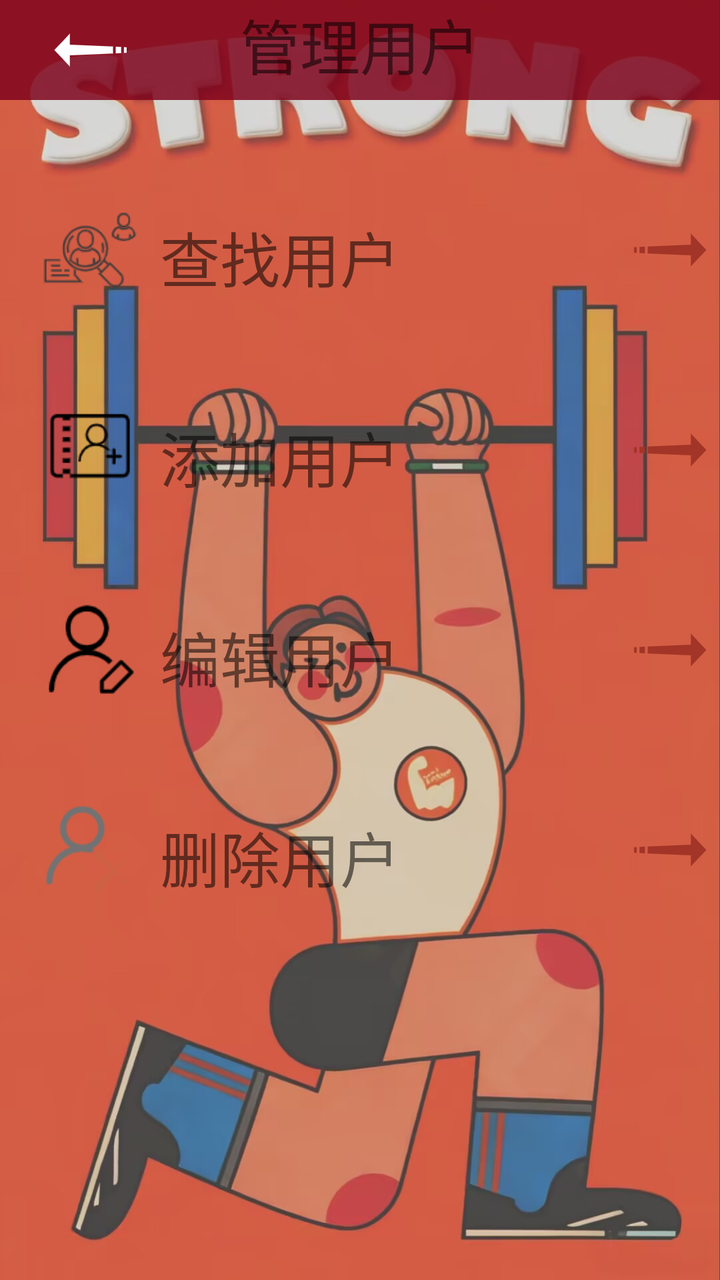
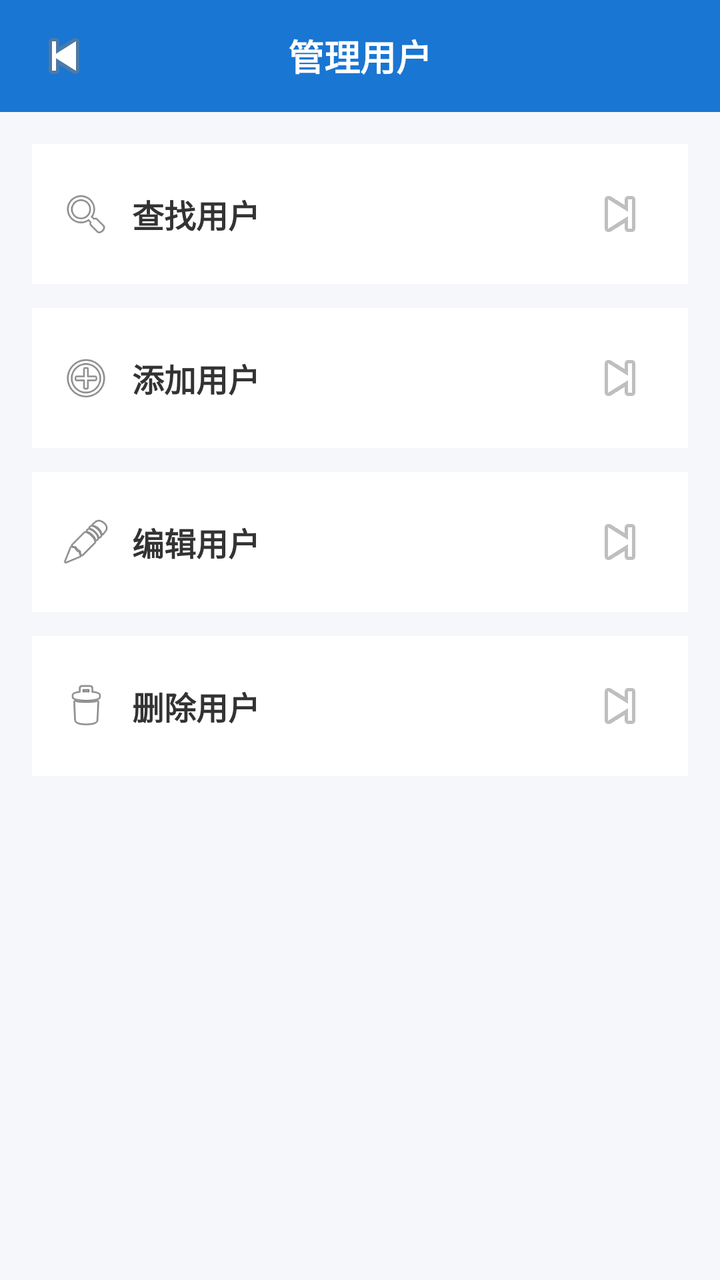

Two renders of the same Android screen: before a commit and after it. Below are the layout's source before the change and the commit's diff.
<!-- AndroidManifest.xml: application theme AppTheme -->
<!-- res/layout/activity_admin_manager_user.xml -->
<?xml version="1.0" encoding="utf-8"?>
<LinearLayout xmlns:android="http://schemas.android.com/apk/res/android"
    xmlns:app="http://schemas.android.com/apk/res-auto"
    xmlns:tools="http://schemas.android.com/tools"
    android:layout_width="match_parent"
    android:layout_height="match_parent"
    android:orientation="vertical"
    android:background="@drawable/i4"
    tools:context="com.example.administrator.sportmanager.admin.houtai_admin.admin_manager_user">

    <RelativeLayout
        android:layout_width="match_parent"
        android:layout_height="50dp"
        android:background="#D77F041D">

        <TextView
            android:layout_marginTop="0dp"
            android:layout_width="match_parent"
            android:layout_height="wrap_content"
            android:gravity="center_horizontal"
            android:text="管理用户"
            android:textSize="30sp" />

        <ImageButton
            android:id="@+id/manreader_back"
            android:layout_width="50dp"
            android:layout_height="50dp"
            android:layout_alignParentLeft="true"
            android:layout_alignParentStart="true"
            android:layout_centerVertical="true"
            android:layout_marginLeft="20dp"
            android:background="@color/transparent"
            app:srcCompat="@mipmap/left_arrow" />

    </RelativeLayout>
    <RelativeLayout
        android:layout_marginTop="50dp"
        android:layout_marginLeft="20dp"
        android:layout_width="match_parent"
        android:layout_height="wrap_content"
        android:layout_gravity="center_vertical"

        android:orientation="horizontal">

        <ImageView
            android:id="@+id/selectreader"
            android:layout_width="50dp"
            android:layout_height="50dp"
            android:layout_alignParentLeft="true"
            android:background="@color/transparent"
            android:src="@mipmap/select_reader" />

        <TextView
            android:layout_width="wrap_content"
            android:layout_height="wrap_content"
            android:layout_marginLeft="10dp"
            android:layout_alignBottom="@+id/selectreader"
            android:layout_toEndOf="@+id/selectreader"
            android:layout_toRightOf="@+id/selectreader"
            android:gravity="center_vertical"
            android:text="查找用户"
            android:textSize="30sp" />

        <ImageButton
            android:id="@+id/ad_selctreader"
            android:layout_width="50dp"
            android:layout_height="50dp"
            android:layout_alignParentRight="true"
            android:layout_gravity="right"
            android:background="@color/transparent"
            android:src="@mipmap/right_arrow" />

    </RelativeLayout>

    <RelativeLayout
        android:layout_marginTop="50dp"
        android:layout_marginLeft="20dp"
        android:layout_width="match_parent"
        android:layout_height="wrap_content"
        android:layout_gravity="center_vertical"

        android:orientation="horizontal">

        <ImageView
            android:id="@+id/addreader"
            android:layout_width="50dp"
            android:layout_height="50dp"
            android:layout_alignParentLeft="true"
            android:background="@color/transparent"
            android:src="@mipmap/add_reader" />

        <TextView
            android:layout_width="wrap_content"
            android:layout_height="wrap_content"
            android:layout_marginLeft="10dp"
            android:layout_alignBottom="@+id/addreader"
            android:layout_toEndOf="@+id/addreader"
            android:layout_toRightOf="@+id/addreader"
            android:gravity="center_vertical"
            android:text="添加用户"
            android:textSize="30sp" />

        <ImageButton
            android:id="@+id/ad_addreader"
            android:layout_width="50dp"
            android:layout_height="50dp"
            android:layout_alignParentRight="true"
            android:layout_gravity="right"
            android:background="@color/transparent"
            android:src="@mipmap/right_arrow" />

    </RelativeLayout>

    <RelativeLayout
        android:layout_marginTop="50dp"
        android:layout_marginLeft="20dp"
        android:layout_width="match_parent"
        android:layout_height="wrap_content"
        android:layout_gravity="center_vertical"

        android:orientation="horizontal">

        <ImageView
            android:id="@+id/editReader"
            android:layout_width="50dp"
            android:layout_height="50dp"
            android:background="@color/transparent"
            android:src="@mipmap/edit_reader" />

        <TextView
            android:layout_width="wrap_content"
            android:layout_height="wrap_content"
            android:layout_marginLeft="10dp"
            android:layout_alignBottom="@id/editReader"
            android:layout_toEndOf="@id/editReader"
            android:layout_toRightOf="@id/editReader"
            android:text="编辑用户"
            android:textSize="30sp" />

        <ImageButton
            android:id="@+id/ad_editReader"
            android:layout_width="50dp"
            android:layout_height="50dp"
            android:layout_alignParentRight="true"
            android:layout_gravity="right"
            android:background="@color/transparent"
            android:src="@mipmap/right_arrow" />
    </RelativeLayout>

    <RelativeLayout
        android:layout_marginTop="50dp"
        android:layout_marginLeft="20dp"
        android:layout_width="match_parent"
        android:layout_height="wrap_content"
        android:layout_gravity="center_vertical"

        android:orientation="horizontal">

        <ImageView
            android:id="@+id/deleteReader"
            android:layout_width="50dp"
            android:layout_height="50dp"
            android:background="@color/transparent"
            android:src="@mipmap/delete_reader" />

        <TextView
            android:layout_width="wrap_content"
            android:layout_height="wrap_content"
            android:layout_marginLeft="10dp"
            android:layout_alignBottom="@id/deleteReader"
            android:layout_toEndOf="@id/deleteReader"
            android:layout_toRightOf="@id/deleteReader"
            android:text="删除用户"
            android:textSize="30sp"

            />

        <ImageButton
            android:id="@+id/ad_deleteReader"
            android:layout_width="50dp"
            android:layout_height="50dp"
            android:layout_alignParentRight="true"
            android:layout_gravity="right"
            android:background="@color/transparent"
            android:src="@mipmap/right_arrow" />
    </RelativeLayout>
</LinearLayout>
<!-- resources referenced by this layout -->
<resources>
  <color name="transparent">#00000000</color>
  <!-- drawable i4: jpg bitmap (drawable, 135880 bytes) -->
  <!-- mipmap add_reader: png bitmap (mipmap-xxhdpi, 1401 bytes) -->
  <!-- mipmap delete_reader: png bitmap (mipmap-xxhdpi, 3020 bytes) -->
  <!-- mipmap edit_reader: png bitmap (mipmap-xxhdpi, 2072 bytes) -->
  <!-- mipmap left_arrow: png bitmap (mipmap-xxhdpi, 874 bytes) -->
  <!-- mipmap right_arrow: png bitmap (mipmap-xxhdpi, 1326 bytes) -->
  <!-- mipmap select_reader: png bitmap (mipmap-xxhdpi, 3807 bytes) -->
  <style name="AppTheme" parent="Theme.MaterialComponents.Light.NoActionBar">
          <item name="colorPrimary">#81041D</item>
          <item name="colorPrimaryVariant">#80041D</item>
          <item name="colorSecondary">#81041D</item>
      </style>
</resources>

<!-- the commit's change to res/layout/activity_admin_manager_user.xml (unified diff, before → after) -->
@@ -1,187 +1,172 @@
 <?xml version="1.0" encoding="utf-8"?>
 <LinearLayout xmlns:android="http://schemas.android.com/apk/res/android"
-    xmlns:app="http://schemas.android.com/apk/res-auto"
-    xmlns:tools="http://schemas.android.com/tools"
     android:layout_width="match_parent"
     android:layout_height="match_parent"
-    android:orientation="vertical"
-    android:background="@drawable/i4"
-    tools:context="com.example.administrator.sportmanager.admin.houtai_admin.admin_manager_user">
+    android:background="#F6F7FB"
+    android:orientation="vertical">
 
+    
     <RelativeLayout
         android:layout_width="match_parent"
-        android:layout_height="50dp"
-        android:background="#D77F041D">
-
-        <TextView
-            android:layout_marginTop="0dp"
-            android:layout_width="match_parent"
-            android:layout_height="wrap_content"
-            android:gravity="center_horizontal"
-            android:text="管理用户"
-            android:textSize="30sp" />
+        android:layout_height="56dp"
+        android:background="@color/colorPrimary"
+        android:paddingStart="12dp"
+        android:paddingEnd="12dp">
 
         <ImageButton
             android:id="@+id/manreader_back"
-            android:layout_width="50dp"
-            android:layout_height="50dp"
-            android:layout_alignParentLeft="true"
-            android:layout_alignParentStart="true"
+            android:layout_width="40dp"
+            android:layout_height="40dp"
             android:layout_centerVertical="true"
-            android:layout_marginLeft="20dp"
-            android:background="@color/transparent"
-            app:srcCompat="@mipmap/left_arrow" />
-
-    </RelativeLayout>
-    <RelativeLayout
-        android:layout_marginTop="50dp"
-        android:layout_marginLeft="20dp"
-        android:layout_width="match_parent"
-        android:layout_height="wrap_content"
-        android:layout_gravity="center_vertical"
-
-        android:orientation="horizontal">
-
-        <ImageView
-            android:id="@+id/selectreader"
-            android:layout_width="50dp"
-            android:layout_height="50dp"
-            android:layout_alignParentLeft="true"
-            android:background="@color/transparent"
-            android:src="@mipmap/select_reader" />
+            android:background="@android:color/transparent"
+            android:src="@android:drawable/ic_media_previous" />
 
         <TextView
             android:layout_width="wrap_content"
             android:layout_height="wrap_content"
-            android:layout_marginLeft="10dp"
-            android:layout_alignBottom="@+id/selectreader"
-            android:layout_toEndOf="@+id/selectreader"
-            android:layout_toRightOf="@+id/selectreader"
-            android:gravity="center_vertical"
-            android:text="查找用户"
-            android:textSize="30sp" />
-
-        <ImageButton
-            android:id="@+id/ad_selctreader"
-            android:layout_width="50dp"
-            android:layout_height="50dp"
-            android:layout_alignParentRight="true"
-            android:layout_gravity="right"
-            android:background="@color/transparent"
-            android:src="@mipmap/right_arrow" />
-
+            android:layout_centerInParent="true"
+            android:text="管理用户"
+            android:textColor="@android:color/white"
+            android:textSize="18sp"
+            android:textStyle="bold" />
     </RelativeLayout>
 
-    <RelativeLayout
-        android:layout_marginTop="50dp"
-        android:layout_marginLeft="20dp"
+    <LinearLayout
         android:layout_width="match_parent"
         android:layout_height="wrap_content"
-        android:layout_gravity="center_vertical"
+        android:padding="16dp"
+        android:orientation="vertical">
 
-        android:orientation="horizontal">
+        
+        <LinearLayout
+            android:layout_width="match_parent"
+            android:layout_height="70dp"
+            android:background="@android:color/white"
+            android:gravity="center_vertical"
+            android:padding="14dp"
+            android:orientation="horizontal">
 
-        <ImageView
-            android:id="@+id/addreader"
-            android:layout_width="50dp"
-            android:layout_height="50dp"
-            android:layout_alignParentLeft="true"
-            android:background="@color/transparent"
-            android:src="@mipmap/add_reader" />
+            <ImageView
+                android:layout_width="26dp"
+                android:layout_height="26dp"
+                android:src="@android:drawable/ic_menu_search" />
 
-        <TextView
-            android:layout_width="wrap_content"
-            android:layout_height="wrap_content"
-            android:layout_marginLeft="10dp"
-            android:layout_alignBottom="@+id/addreader"
-            android:layout_toEndOf="@+id/addreader"
-            android:layout_toRightOf="@+id/addreader"
+            <TextView
+                android:layout_width="0dp"
+                android:layout_height="wrap_content"
+                android:layout_weight="1"
+                android:layout_marginStart="10dp"
+                android:text="查找用户"
+                android:textSize="16sp"
+                android:textStyle="bold"
+                android:textColor="#333333" />
+
+            <ImageButton
+                android:id="@+id/ad_selctreader"
+                android:layout_width="40dp"
+                android:layout_height="40dp"
+                android:background="@android:color/transparent"
+                android:src="@android:drawable/ic_media_next" />
+        </LinearLayout>
+
+        
+        <LinearLayout
+            android:layout_width="match_parent"
+            android:layout_height="70dp"
+            android:layout_marginTop="12dp"
+            android:background="@android:color/white"
             android:gravity="center_vertical"
-            android:text="添加用户"
-            android:textSize="30sp" />
+            android:padding="14dp"
+            android:orientation="horizontal">
 
-        <ImageButton
-            android:id="@+id/ad_addreader"
-            android:layout_width="50dp"
-            android:layout_height="50dp"
-            android:layout_alignParentRight="true"
-            android:layout_gravity="right"
-            android:background="@color/transparent"
-            android:src="@mipmap/right_arrow" />
+            <ImageView
+                android:layout_width="26dp"
+                android:layout_height="26dp"
+                android:src="@android:drawable/ic_menu_add" />
 
-    </RelativeLayout>
+            <TextView
+                android:layout_width="0dp"
+                android:layout_height="wrap_content"
+                android:layout_weight="1"
+                android:layout_marginStart="10dp"
+                android:text="添加用户"
+                android:textSize="16sp"
+                android:textStyle="bold"
+                android:textColor="#333333" />
 
-    <RelativeLayout
-        android:layout_marginTop="50dp"
-        android:layout_marginLeft="20dp"
-        android:layout_width="match_parent"
-        android:layout_height="wrap_content"
-        android:layout_gravity="center_vertical"
+            <ImageButton
+                android:id="@+id/ad_addreader"
+                android:layout_width="40dp"
+                android:layout_height="40dp"
+                android:background="@android:color/transparent"
+                android:src="@android:drawable/ic_media_next" />
+        </LinearLayout>
 
-        android:orientation="horizontal">
+        
+        <LinearLayout
+            android:layout_width="match_parent"
+            android:layout_height="70dp"
+            android:layout_marginTop="12dp"
+            android:background="@android:color/white"
+            android:gravity="center_vertical"
+            android:padding="14dp"
+            android:orientation="horizontal">
 
-        <ImageView
-            android:id="@+id/editReader"
-            android:layout_width="50dp"
-            android:layout_height="50dp"
-            android:background="@color/transparent"
-            android:src="@mipmap/edit_reader" />
+            <ImageView
+                android:layout_width="26dp"
+                android:layout_height="26dp"
+                android:src="@android:drawable/ic_menu_edit" />
 
-        <TextView
-            android:layout_width="wrap_content"
-            android:layout_height="wrap_content"
-            android:layout_marginLeft="10dp"
-            android:layout_alignBottom="@id/editReader"
-            android:layout_toEndOf="@id/editReader"
-            android:layout_toRightOf="@id/editReader"
-            android:text="编辑用户"
-            android:textSize="30sp" />
+            <TextView
+                android:layout_width="0dp"
+                android:layout_height="wrap_content"
+                android:layout_weight="1"
+                android:layout_marginStart="10dp"
+                android:text="编辑用户"
+                android:textSize="16sp"
+                android:textStyle="bold"
+                android:textColor="#333333" />
 
-        <ImageButton
-            android:id="@+id/ad_editReader"
-            android:layout_width="50dp"
-            android:layout_height="50dp"
-            android:layout_alignParentRight="true"
-            android:layout_gravity="right"
-            android:background="@color/transparent"
-            android:src="@mipmap/right_arrow" />
-    </RelativeLayout>
+            <ImageButton
+                android:id="@+id/ad_editReader"
+                android:layout_width="40dp"
+                android:layout_height="40dp"
+                android:background="@android:color/transparent"
+                android:src="@android:drawable/ic_media_next" />
+        </LinearLayout>
 
-    <RelativeLayout
-        android:layout_marginTop="50dp"
-        android:layout_marginLeft="20dp"
-        android:layout_width="match_parent"
-        android:layout_height="wrap_content"
-        android:layout_gravity="center_vertical"
+        
+        <LinearLayout
+            android:layout_width="match_parent"
+            android:layout_height="70dp"
+            android:layout_marginTop="12dp"
+            android:background="@android:color/white"
+            android:gravity="center_vertical"
+            android:padding="14dp"
+            android:orientation="horizontal">
 
-        android:orientation="horizontal">
+            <ImageView
+                android:layout_width="26dp"
+                android:layout_height="26dp"
+                android:src="@android:drawable/ic_menu_delete" />
 
-        <ImageView
-            android:id="@+id/deleteReader"
-            android:layout_width="50dp"
-            android:layout_height="50dp"
-            android:background="@color/transparent"
-            android:src="@mipmap/delete_reader" />
+            <TextView
+                android:layout_width="0dp"
+                android:layout_height="wrap_content"
+                android:layout_weight="1"
+                android:layout_marginStart="10dp"
+                android:text="删除用户"
+                android:textSize="16sp"
+                android:textStyle="bold"
+                android:textColor="#333333" />
 
-        <TextView
-            android:layout_width="wrap_content"
-            android:layout_height="wrap_content"
-            android:layout_marginLeft="10dp"
-            android:layout_alignBottom="@id/deleteReader"
-            android:layout_toEndOf="@id/deleteReader"
-            android:layout_toRightOf="@id/deleteReader"
-            android:text="删除用户"
-            android:textSize="30sp"
+            <ImageButton
+                android:id="@+id/ad_deleteReader"
+                android:layout_width="40dp"
+                android:layout_height="40dp"
+                android:background="@android:color/transparent"
+                android:src="@android:drawable/ic_media_next" />
+        </LinearLayout>
 
-            />
-
-        <ImageButton
-            android:id="@+id/ad_deleteReader"
-            android:layout_width="50dp"
-            android:layout_height="50dp"
-            android:layout_alignParentRight="true"
-            android:layout_gravity="right"
-            android:background="@color/transparent"
-            android:src="@mipmap/right_arrow" />
-    </RelativeLayout>
+    </LinearLayout>
 </LinearLayout>
<!-- resource entries referenced after the edit -->
@@ -1,13 +1,6 @@
 <!-- resources referenced by this layout -->
 <resources>
-  <color name="transparent">#00000000</color>
-  <!-- drawable i4: jpg bitmap (drawable, 135880 bytes) -->
-  <!-- mipmap add_reader: png bitmap (mipmap-xxhdpi, 1401 bytes) -->
-  <!-- mipmap delete_reader: png bitmap (mipmap-xxhdpi, 3020 bytes) -->
-  <!-- mipmap edit_reader: png bitmap (mipmap-xxhdpi, 2072 bytes) -->
-  <!-- mipmap left_arrow: png bitmap (mipmap-xxhdpi, 874 bytes) -->
-  <!-- mipmap right_arrow: png bitmap (mipmap-xxhdpi, 1326 bytes) -->
-  <!-- mipmap select_reader: png bitmap (mipmap-xxhdpi, 3807 bytes) -->
+  <color name="colorPrimary">#1976D2</color>
   <style name="AppTheme" parent="Theme.MaterialComponents.Light.NoActionBar">
           <item name="colorPrimary">#81041D</item>
           <item name="colorPrimaryVariant">#80041D</item>
